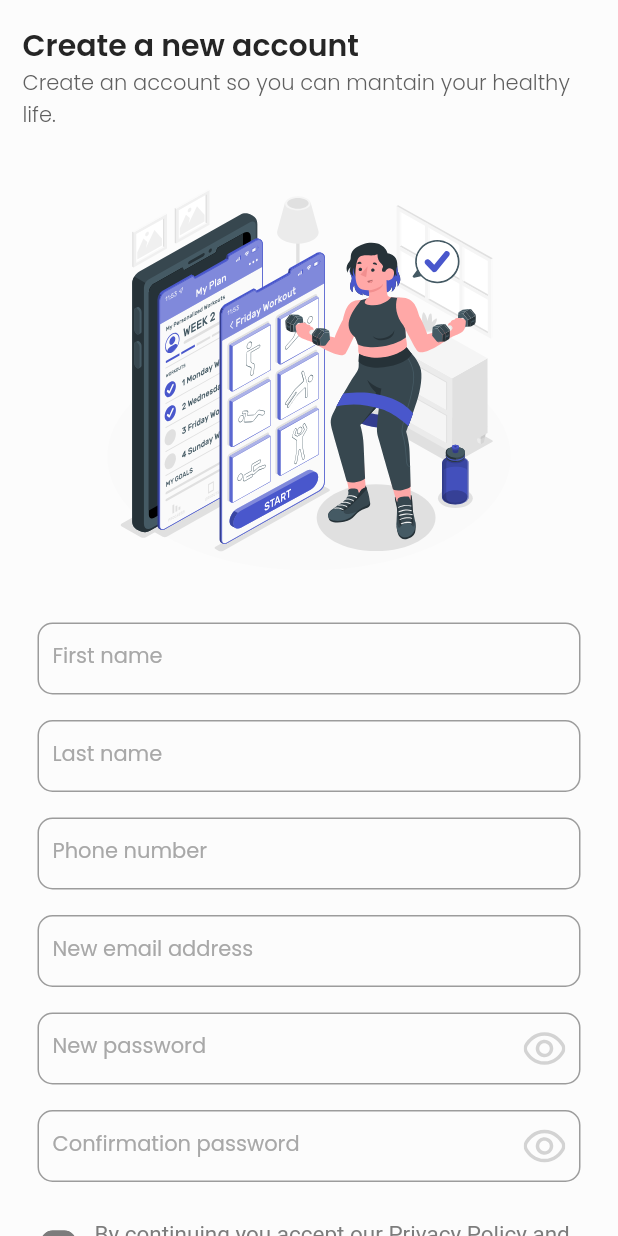
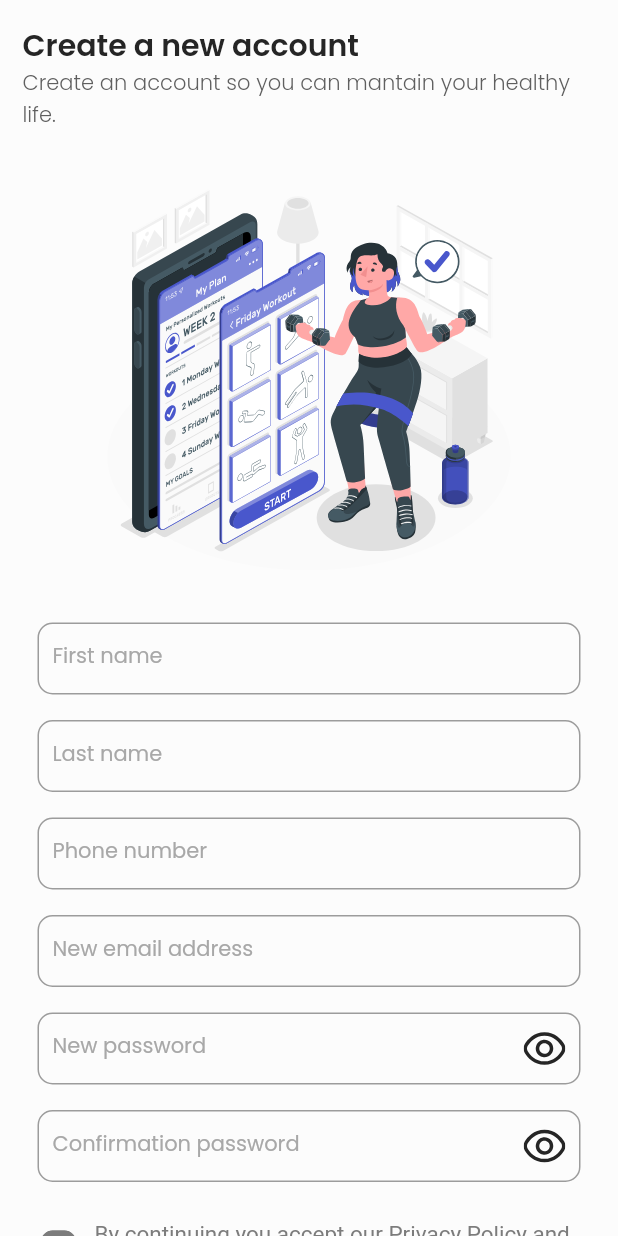
Before and after one commit to Capstone-Project-Kelompok-6/Flutter, a Flutter app: the screen it shows after launch, on a phone screen of 412 x 824 dp. Run offline on Flutter 3.47's test engine with Material 2 defaults, Android fonts, the phone set to English and light mode, and no system bars; our stand-ins replace flutter_svg, google_fonts.

Commit message:
Edit button show / hide password

```diff
--- a/flutter_capstone_6/lib/screen/login/login_screen.dart
+++ b/flutter_capstone_6/lib/screen/login/login_screen.dart
@@ -230,8 +230,8 @@ class _LoginScreenState extends State<LoginScreen> {
                 });
               },
               child: isHide
-                  ? SvgPicture.asset('assets/icons/password_unfocus.svg')
-                  : SvgPicture.asset('assets/icons/password_focus.svg'),
+                  ? SvgPicture.asset('assets/icons/password_show.svg')
+                  : SvgPicture.asset('assets/icons/password_hide.svg'),
             ),
           ),
         ),
--- a/flutter_capstone_6/lib/screen/register/register_screen.dart
+++ b/flutter_capstone_6/lib/screen/register/register_screen.dart
@@ -355,8 +355,8 @@ class _RegisterScreenState extends State<RegisterScreen> {
                 });
               },
               child: isHide
-                  ? SvgPicture.asset('assets/icons/password_unfocus.svg')
-                  : SvgPicture.asset('assets/icons/password_focus.svg'),
+                  ? SvgPicture.asset('assets/icons/password_show.svg')
+                  : SvgPicture.asset('assets/icons/password_hide.svg'),
             ),
           ),
         ),
@@ -396,8 +396,8 @@ class _RegisterScreenState extends State<RegisterScreen> {
                 });
               },
               child: isHide
-                  ? SvgPicture.asset('assets/icons/password_unfocus.svg')
-                  : SvgPicture.asset('assets/icons/password_focus.svg'),
+                  ? SvgPicture.asset('assets/icons/password_show.svg')
+                  : SvgPicture.asset('assets/icons/password_hide.svg'),
             ),
           ),
         ),
```
Also changed, not shown: flutter_capstone_6/assets/icons/password_hide.svg (added), flutter_capstone_6/assets/icons/password_show.svg (added).
